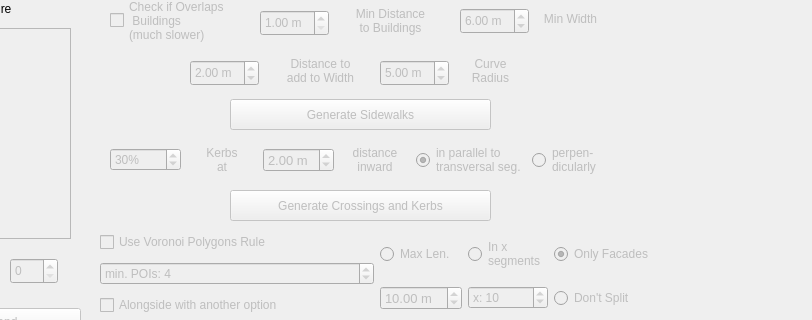
kauevestena/osm_sidewalkreator, file osm_sidewalkreator_dialog_base.ui: the form before one commit; both pictures show x 180 to 992 and y 242 to 562 of the 992 by 655 pixel window.
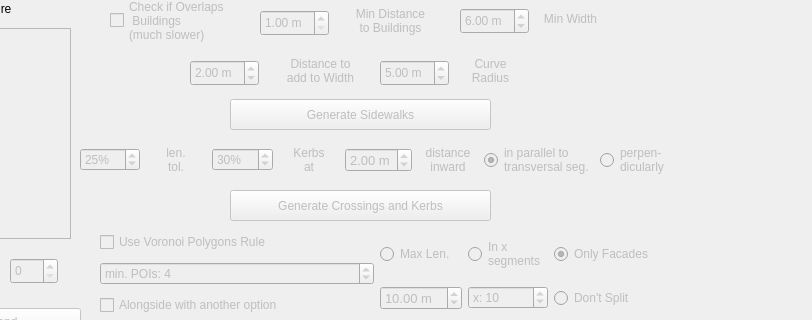
The form after the commit. Icons and pictures are not drawn. Custom widgets are drawn as their Qt base class.

Commit message: a brand new test for too long crossings

Diff of the .ui file:
```diff
--- a/osm_sidewalkreator_dialog_base.ui
+++ b/osm_sidewalkreator_dialog_base.ui
@@ -787,13 +787,49 @@
   <widget class="QWidget" name="layoutWidget">
    <property name="geometry">
     <rect>
-     <x>290</x>
+     <x>260</x>
      <y>380</y>
-     <width>491</width>
+     <width>589</width>
      <height>44</height>
     </rect>
    </property>
    <layout class="QHBoxLayout" name="horizontalLayout_3">
+    <item>
+     <widget class="QSpinBox" name="perc_tol_crossings_box">
+      <property name="enabled">
+       <bool>false</bool>
+      </property>
+      <property name="suffix">
+       <string>%</string>
+      </property>
+      <property name="minimum">
+       <number>10</number>
+      </property>
+      <property name="maximum">
+       <number>50</number>
+      </property>
+      <property name="singleStep">
+       <number>5</number>
+      </property>
+      <property name="value">
+       <number>25</number>
+      </property>
+     </widget>
+    </item>
+    <item>
+     <widget class="QLabel" name="perc_tol_crossings_label">
+      <property name="enabled">
+       <bool>false</bool>
+      </property>
+      <property name="text">
+       <string>len.
+tol.</string>
+      </property>
+      <property name="alignment">
+       <set>Qt::AlignCenter</set>
+      </property>
+     </widget>
+    </item>
     <item>
      <widget class="QSpinBox" name="perc_draw_kerbs_box">
       <property name="enabled">
```
Left out of the diff: 2 changed lines with no effect on the pictures. The commit also changes 6 other files.
